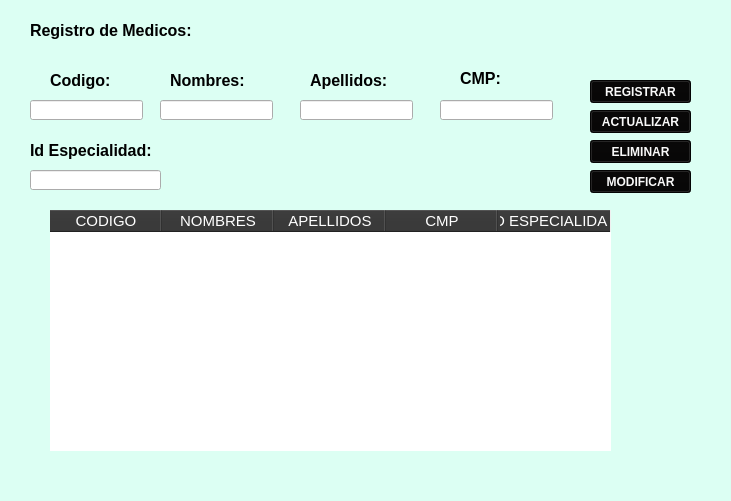
The window that UI/ventanaMedico.ui (KevinValdezVargas/special-telegram) describes before a commit, drawn with Qt 5.
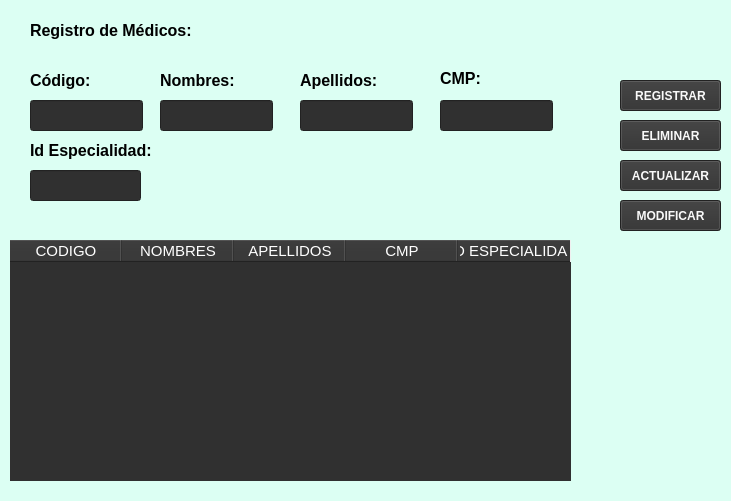
The same window after the commit. Icons and pictures are not drawn.

The edit to the form file:
```diff
--- a/UI/ventanaMedico.ui
+++ b/UI/ventanaMedico.ui
@@ -55,13 +55,13 @@
      </font>
     </property>
     <property name="text">
-     <string>Registro de Medicos:</string>
+     <string>Registro de Médicos:</string>
     </property>
    </widget>
    <widget class="QLabel" name="label_2">
     <property name="geometry">
      <rect>
-      <x>50</x>
+      <x>30</x>
       <y>70</y>
       <width>81</width>
       <height>21</height>
@@ -75,13 +75,13 @@
      </font>
     </property>
     <property name="text">
-     <string>Codigo: </string>
+     <string>Código: </string>
     </property>
    </widget>
    <widget class="QLabel" name="label_3">
     <property name="geometry">
      <rect>
-      <x>170</x>
+      <x>160</x>
       <y>70</y>
       <width>81</width>
       <height>21</height>
@@ -101,7 +101,7 @@
    <widget class="QLabel" name="label_4">
     <property name="geometry">
      <rect>
-      <x>310</x>
+      <x>300</x>
       <y>70</y>
       <width>91</width>
       <height>21</height>
@@ -121,7 +121,7 @@
    <widget class="QLabel" name="label_5">
     <property name="geometry">
      <rect>
-      <x>460</x>
+      <x>440</x>
       <y>70</y>
       <width>71</width>
       <height>16</height>
@@ -164,9 +164,13 @@
       <x>30</x>
       <y>100</y>
       <width>113</width>
-      <height>20</height>
+      <height>31</height>
      </rect>
     </property>
+    <property name="styleSheet">
+     <string notr="true">background-color: #303030;
+color: rgb(255, 255, 255);</string>
+    </property>
    </widget>
    <widget class="QLineEdit" name="txtNombres">
     <property name="geometry">
@@ -174,9 +178,13 @@
       <x>160</x>
       <y>100</y>
       <width>113</width>
-      <height>20</height>
+      <height>31</height>
      </rect>
     </property>
+    <property name="styleSheet">
+     <string notr="true">background-color: #303030;
+color: rgb(255, 255, 255);</string>
+    </property>
    </widget>
    <widget class="QLineEdit" name="txtApellidos">
     <property name="geometry">
@@ -184,9 +192,13 @@
       <x>300</x>
       <y>100</y>
       <width>113</width>
-      <height>20</height>
+      <height>31</height>
      </rect>
     </property>
+    <property name="styleSheet">
+     <string notr="true">background-color: #303030;
+color: rgb(255, 255, 255);</string>
+    </property>
    </widget>
    <widget class="QLineEdit" name="txtCmp">
     <property name="geometry">
@@ -194,27 +206,35 @@
       <x>440</x>
       <y>100</y>
       <width>113</width>
-      <height>20</height>
+      <height>31</height>
      </rect>
     </property>
+    <property name="styleSheet">
+     <string notr="true">background-color: #303030;
+color: rgb(255, 255, 255);</string>
+    </property>
    </widget>
    <widget class="QLineEdit" name="txtId">
     <property name="geometry">
      <rect>
       <x>30</x>
       <y>170</y>
-      <width>131</width>
-      <height>20</height>
+      <width>111</width>
+      <height>31</height>
      </rect>
     </property>
+    <property name="styleSheet">
+     <string notr="true">background-color: #303030;
+color: rgb(255, 255, 255);</string>
+    </property>
    </widget>
    <widget class="QPushButton" name="btnRegistrar">
     <property name="geometry">
      <rect>
-      <x>590</x>
+      <x>620</x>
       <y>80</y>
       <width>101</width>
-      <height>23</height>
+      <height>31</height>
      </rect>
     </property>
     <property name="font">
@@ -224,7 +244,7 @@
      </font>
     </property>
     <property name="styleSheet">
-     <string notr="true">background-color: rgb(6, 5, 5);
+     <string notr="true">background-color: #303030;
 color: rgb(249, 249, 249);</string>
     </property>
     <property name="text">
@@ -234,10 +254,10 @@
    <widget class="QPushButton" name="btnActualizar">
     <property name="geometry">
      <rect>
-      <x>590</x>
-      <y>110</y>
+      <x>620</x>
+      <y>160</y>
       <width>101</width>
-      <height>23</height>
+      <height>31</height>
      </rect>
     </property>
     <property name="font">
@@ -247,7 +267,7 @@
      </font>
     </property>
     <property name="styleSheet">
-     <string notr="true">background-color: rgb(6, 5, 5);
+     <string notr="true">background-color: #303030;
 color: rgb(249, 249, 249);</string>
     </property>
     <property name="text">
@@ -257,10 +277,10 @@
    <widget class="QPushButton" name="btnEliminar">
     <property name="geometry">
      <rect>
-      <x>590</x>
-      <y>140</y>
+      <x>620</x>
+      <y>120</y>
       <width>101</width>
-      <height>23</height>
+      <height>31</height>
      </rect>
     </property>
     <property name="font">
@@ -270,7 +290,7 @@
      </font>
     </property>
     <property name="styleSheet">
-     <string notr="true">background-color: rgb(6, 5, 5);
+     <string notr="true">background-color: #303030;
 color: rgb(249, 249, 249);</string>
     </property>
     <property name="text">
@@ -280,10 +300,10 @@
    <widget class="QPushButton" name="btnModificar">
     <property name="geometry">
      <rect>
-      <x>590</x>
-      <y>170</y>
+      <x>620</x>
+      <y>200</y>
       <width>101</width>
-      <height>23</height>
+      <height>31</height>
      </rect>
     </property>
     <property name="font">
@@ -293,7 +313,7 @@
      </font>
     </property>
     <property name="styleSheet">
-     <string notr="true">background-color: rgb(6, 5, 5);
+     <string notr="true">background-color: #303030;
 color: rgb(249, 249, 249);</string>
     </property>
     <property name="text">
@@ -303,8 +323,8 @@
    <widget class="QTableWidget" name="tblMedicos">
     <property name="geometry">
      <rect>
-      <x>50</x>
-      <y>210</y>
+      <x>10</x>
+      <y>240</y>
       <width>561</width>
       <height>241</height>
      </rect>
@@ -348,6 +368,7 @@
 color: white;
 border:none;
 	font: 11pt &quot;MS Shell Dlg 2&quot;;
+background-color: #303030;
 }
 QHeaderView::section{
 background-color: #303030;
@@ -423,6 +444,25 @@
      <string/>
     </property>
    </widget>
+   <widget class="QLabel" name="label_8">
+    <property name="geometry">
+     <rect>
+      <x>610</x>
+      <y>390</y>
+      <width>101</width>
+      <height>71</height>
+     </rect>
+    </property>
+    <property name="text">
+     <string/>
+    </property>
+    <property name="pixmap">
+     <pixmap>../View/icon/agregarmedico.jpg</pixmap>
+    </property>
+    <property name="scaledContents">
+     <bool>true</bool>
+    </property>
+   </widget>
    <zorder>label_7</zorder>
    <zorder>label</zorder>
    <zorder>label_2</zorder>
```
Left out of the diff: 1 changed line with no effect on the pictures.
